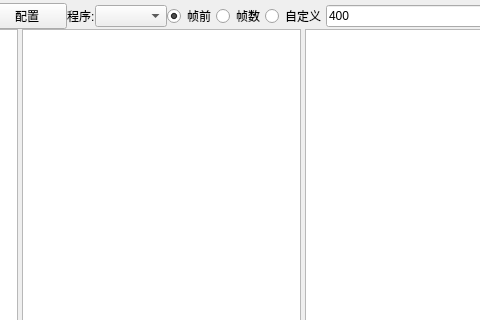
The window that autowork_with_table.ui (abcd129064/autowork) describes before a commit, drawn with Qt 5; both pictures show x 265 to 745 and y 0 to 320 of the 1136 by 659 pixel window.
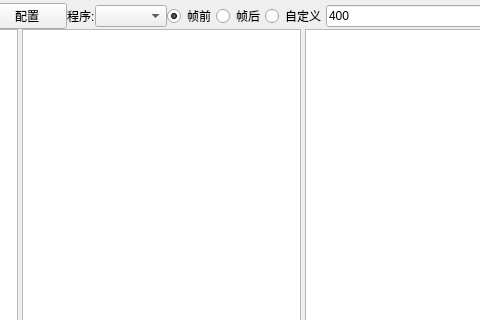
The same window after the commit.

What changed in the file:
```diff
--- a/autowork_with_table.ui
+++ b/autowork_with_table.ui
@@ -117,7 +117,7 @@
       <item>
        <widget class="QRadioButton" name="input_frame_set">
         <property name="text">
-         <string>帧数</string>
+         <string>帧后</string>
         </property>
        </widget>
       </item>
```
